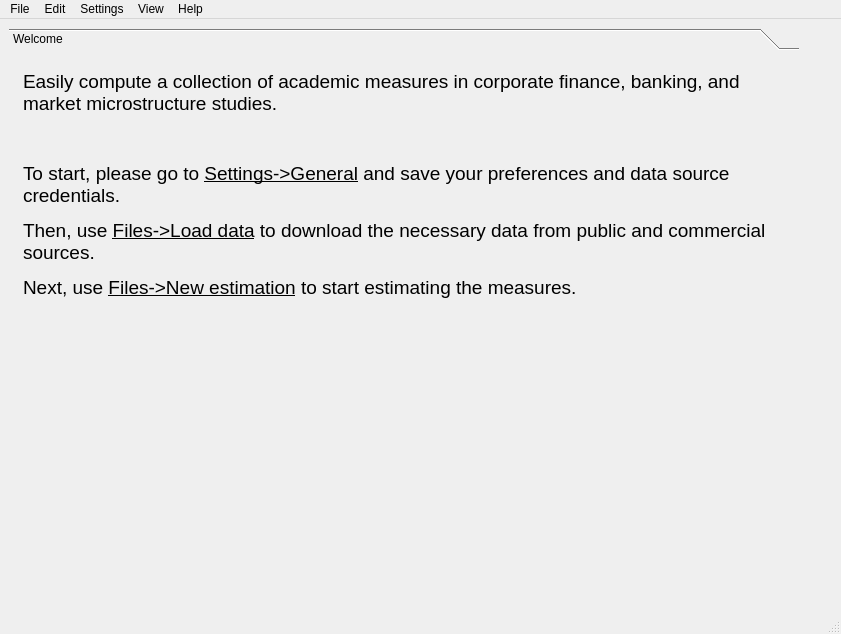
First picture: the form in frds/gui/ui_components/ui_files/MainWindow.ui, repository mgao6767/frds, before the edit.
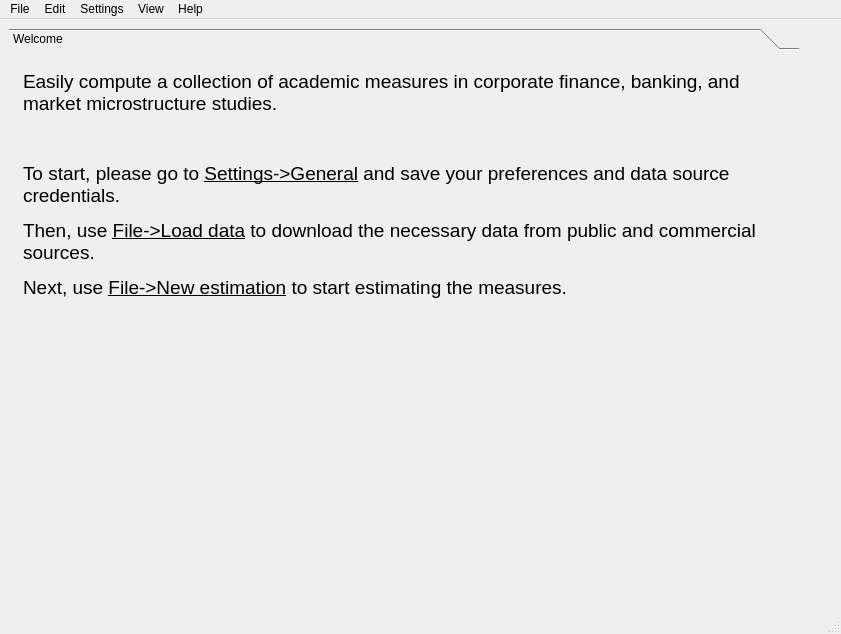
Second picture: the form after the edit. Icons and pictures are not drawn.

Commit message: Add the TRTH data download dialog

Diff of the .ui file:
```diff
--- a/frds/gui/ui_components/ui_files/MainWindow.ui
+++ b/frds/gui/ui_components/ui_files/MainWindow.ui
@@ -156,8 +156,8 @@
 &lt;p style=&quot; margin-top:0px; margin-bottom:0px; margin-left:0px; margin-right:0px; -qt-block-indent:0; text-indent:0px;&quot;&gt;&lt;span style=&quot; font-size:14pt;&quot;&gt;Easily compute a collection of academic measures in corporate finance, banking, and market microstructure studies.&lt;/span&gt;&lt;/p&gt;
 &lt;p style=&quot;-qt-paragraph-type:empty; margin-top:12px; margin-bottom:12px; margin-left:0px; margin-right:0px; -qt-block-indent:0; text-indent:0px; font-size:14pt;&quot;&gt;&lt;br /&gt;&lt;/p&gt;
 &lt;p style=&quot; margin-top:12px; margin-bottom:12px; margin-left:0px; margin-right:0px; -qt-block-indent:0; text-indent:0px;&quot;&gt;&lt;span style=&quot; font-size:14pt;&quot;&gt;To start, please go to &lt;/span&gt;&lt;span style=&quot; font-size:14pt; text-decoration: underline;&quot;&gt;Settings-&amp;gt;General&lt;/span&gt;&lt;span style=&quot; font-size:14pt;&quot;&gt; and save your preferences and data source credentials.&lt;/span&gt;&lt;/p&gt;
-&lt;p style=&quot; margin-top:12px; margin-bottom:12px; margin-left:0px; margin-right:0px; -qt-block-indent:0; text-indent:0px;&quot;&gt;&lt;span style=&quot; font-size:14pt;&quot;&gt;Then, use &lt;/span&gt;&lt;span style=&quot; font-size:14pt; text-decoration: underline;&quot;&gt;Files-&amp;gt;Load data&lt;/span&gt;&lt;span style=&quot; font-size:14pt;&quot;&gt; to download the necessary data from public and commercial sources.&lt;/span&gt;&lt;/p&gt;
-&lt;p style=&quot; margin-top:12px; margin-bottom:12px; margin-left:0px; margin-right:0px; -qt-block-indent:0; text-indent:0px;&quot;&gt;&lt;span style=&quot; font-size:14pt;&quot;&gt;Next, use &lt;/span&gt;&lt;span style=&quot; font-size:14pt; text-decoration: underline;&quot;&gt;Files-&amp;gt;New estimation&lt;/span&gt;&lt;span style=&quot; font-size:14pt;&quot;&gt; to start estimating the measures.&lt;/span&gt;&lt;/p&gt;
+&lt;p style=&quot; margin-top:12px; margin-bottom:12px; margin-left:0px; margin-right:0px; -qt-block-indent:0; text-indent:0px;&quot;&gt;&lt;span style=&quot; font-size:14pt;&quot;&gt;Then, use &lt;/span&gt;&lt;span style=&quot; font-size:14pt; text-decoration: underline;&quot;&gt;File-&amp;gt;Load data&lt;/span&gt;&lt;span style=&quot; font-size:14pt;&quot;&gt; to download the necessary data from public and commercial sources.&lt;/span&gt;&lt;/p&gt;
+&lt;p style=&quot; margin-top:12px; margin-bottom:12px; margin-left:0px; margin-right:0px; -qt-block-indent:0; text-indent:0px;&quot;&gt;&lt;span style=&quot; font-size:14pt;&quot;&gt;Next, use &lt;/span&gt;&lt;span style=&quot; font-size:14pt; text-decoration: underline;&quot;&gt;File-&amp;gt;New estimation&lt;/span&gt;&lt;span style=&quot; font-size:14pt;&quot;&gt; to start estimating the measures.&lt;/span&gt;&lt;/p&gt;
 &lt;p style=&quot;-qt-paragraph-type:empty; margin-top:12px; margin-bottom:12px; margin-left:0px; margin-right:0px; -qt-block-indent:0; text-indent:0px;&quot;&gt;&lt;br /&gt;&lt;/p&gt;&lt;/body&gt;&lt;/html&gt;</string>
             </property>
             <property name="openExternalLinks">
```
Left out of the diff: 30 changed lines with no effect on the pictures. The commit also changes 6 other files.
